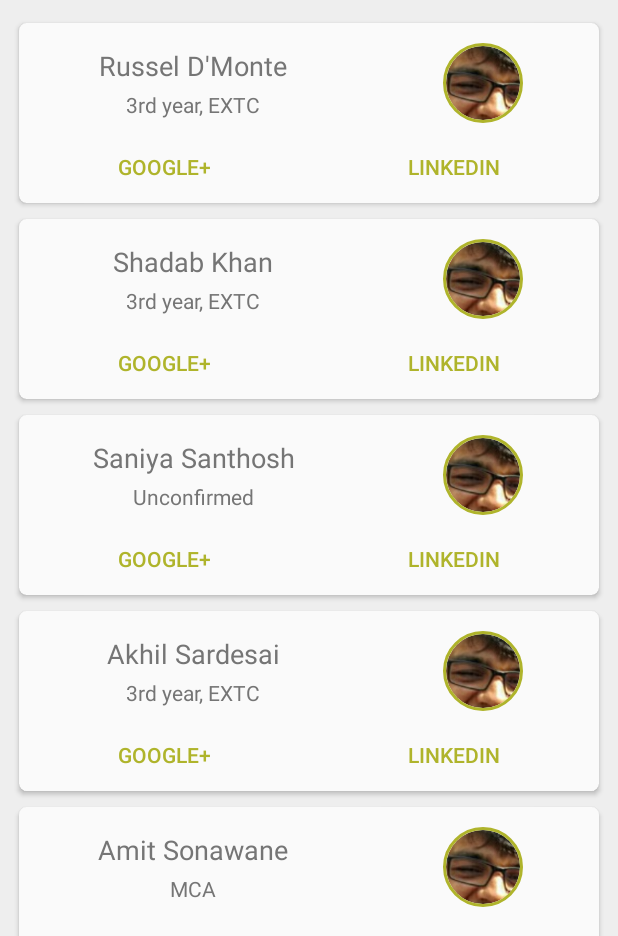
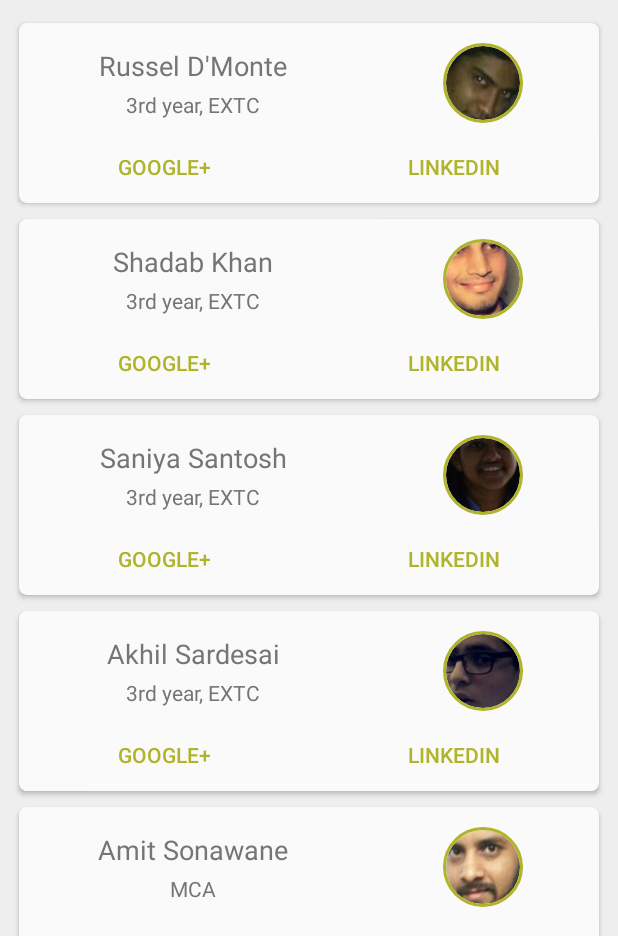
Before and after one commit to TejasBhitle/Matrix2017, an Android app: the fragment SecurityFragment placed in its activity, on a phone screen of 412 x 824 dp, the part 300-1236 px from its top. Run offline under Robolectric (Android 15) with nearby library versions, the phone set to English and light mode, and no system bars; our stand-ins replace CircleImageView, Picasso; libraries missing offline, so code that uses them is left out: android.support.v7; pictures from the network do not load.

Commit message:
Added committee members

```diff
--- a/app/src/main/res/layout/fragment_exec_committee.xml
+++ b/app/src/main/res/layout/fragment_exec_committee.xml
@@ -139,7 +139,7 @@
                             android:layout_width="match_parent"
                             android:layout_height="match_parent"
                             android:layout_margin="5dp"
-                            android:src="@drawable/shubhammahajan"
+                            android:src="@drawable/exec_arnnava_sharma"
                             app:civ_border_color="@color/exec"
                             app:civ_border_width="2dp" />
                     </LinearLayout>
--- a/app/src/main/res/layout/fragment_security_committee.xml
+++ b/app/src/main/res/layout/fragment_security_committee.xml
@@ -57,11 +57,11 @@
                         android:layout_height="@dimen/profile_height">
 
                         <de.hdodenhof.circleimageview.CircleImageView
-                            android:id="@+id/pic_security_russel"
+                            android:id="@+id/pic_security_russell"
                             android:layout_width="match_parent"
                             android:layout_height="match_parent"
                             android:layout_margin="5dp"
-                            android:src="@drawable/shubhammahajan"
+                            android:src="@drawable/security_russell_dmonte"
                             app:civ_border_color="@color/security"
                             app:civ_border_width="2dp" />
                     </LinearLayout>
@@ -73,7 +73,7 @@
                     android:layout_height="wrap_content"
                     android:orientation="horizontal">
                     <Button
-                        android:id="@+id/google_security_russel"
+                        android:id="@+id/google_security_russell"
                         android:layout_width="0dp"
                         android:layout_weight="1"
                         android:layout_height="wrap_content"
@@ -81,7 +81,7 @@
                         android:textColor="@color/security"
                         android:text="Google+"/>
                     <Button
-                        android:id="@+id/linkedin_security_russel"
+                        android:id="@+id/linkedin_security_russell"
                         android:layout_width="0dp"
                         android:layout_weight="1"
                         android:layout_height="wrap_content"
@@ -139,7 +139,7 @@
                             android:layout_width="match_parent"
                             android:layout_height="match_parent"
                             android:layout_margin="5dp"
-                            android:src="@drawable/shubhammahajan"
+                            android:src="@drawable/security_shadab_khan"
                             app:civ_border_color="@color/security"
                             app:civ_border_width="2dp" />
                     </LinearLayout>
@@ -194,7 +194,7 @@
                             android:layout_marginTop="16dp"
                             android:layout_width="match_parent"
                             android:layout_height="wrap_content"
-                            android:text="Saniya Santhosh"
+                            android:text="Saniya Santosh"
                             android:textSize="18sp"
                             android:textAlignment="center"/>
                         <TextView
@@ -203,7 +203,7 @@
                             android:layout_height="wrap_content"
                             android:textAlignment="center"
                             android:textSize="14sp"
-                            android:text="Unconfirmed"/>
+                            android:text="3rd year, EXTC"/>
                     </LinearLayout>
 
                     <LinearLayout
@@ -217,7 +217,7 @@
                             android:layout_width="match_parent"
                             android:layout_height="match_parent"
                             android:layout_margin="5dp"
-                            android:src="@drawable/shubhammahajan"
+                            android:src="@drawable/security_saniya_santosh"
                             app:civ_border_color="@color/security"
                             app:civ_border_width="2dp" />
                     </LinearLayout>
@@ -295,7 +295,7 @@
                             android:layout_width="match_parent"
                             android:layout_height="match_parent"
                             android:layout_margin="5dp"
-                            android:src="@drawable/shubhammahajan"
+                            android:src="@drawable/security_akhil_sardesai"
                             app:civ_border_color="@color/security"
                             app:civ_border_width="2dp" />
                     </LinearLayout>
@@ -373,7 +373,7 @@
                             android:layout_width="match_parent"
                             android:layout_height="match_parent"
                             android:layout_margin="5dp"
-                            android:src="@drawable/shubhammahajan"
+                            android:src="@drawable/security_amit_sonawane"
                             app:civ_border_color="@color/security"
                             app:civ_border_width="2dp" />
                     </LinearLayout>
```
Also changed, not shown: app/src/main/res/drawable/exec_arnnava_sharma.jpg (added), app/src/main/res/drawable/security_akhil_sardesai.jpg (added), app/src/main/res/drawable/security_amit_sonawane.jpg (added), app/src/main/res/drawable/security_russell_dmonte.jpg (added), app/src/main/res/drawable/security_saniya_santosh.jpg (added), app/src/main/res/drawable/security_shadab_khan.jpg (added).
